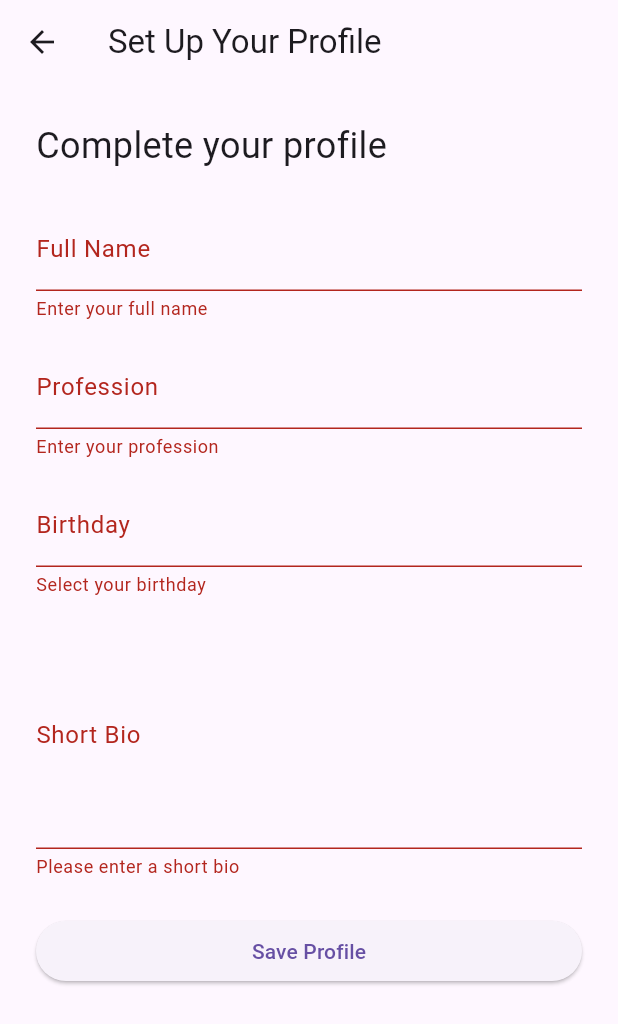
After one commit to PeterVK04/Luncheon, a Flutter app: the ProfileCreationPage screen opened by its route, after a tap on "Save Profile", on a phone screen of 412 x 824 dp. The commit adds this screen. Shown: the top 1024 px of the screen. Run offline on Flutter 3.47's test engine with Material 3 defaults, Android fonts, the phone set to English and light mode, and no system bars; our stand-ins replace cloud_firestore, firebase_auth, firebase_core; accounts and stored records are empty; network calls fail.

Commit message:
Add user profile info

```diff
--- a/frontend/lib/main.dart
+++ b/frontend/lib/main.dart
@@ -5,6 +5,7 @@ import 'pages/welcome_page.dart';
 import 'pages/login_page.dart';
 import 'pages/create_account_page.dart';
 import 'pages/home_page.dart';
+import 'pages/profile_creation_page.dart';
 
 void main() async {
   WidgetsFlutterBinding.ensureInitialized();
@@ -15,7 +16,7 @@ void main() async {
 }
 
 class LuncheonApp extends StatelessWidget {
-  const LuncheonApp({Key? key}) : super(key: key);
+  const LuncheonApp({super.key});
 
   @override
   Widget build(BuildContext context) {
@@ -27,6 +28,7 @@ class LuncheonApp extends StatelessWidget {
         '/create-account': (context) => const CreateAccountPage(),
         '/login': (context) => const LoginPage(),
         '/home': (context) => const HomePage(),
+        '/profile-creation': (context) => const ProfileCreationPage(),
       },
     );
   }
--- a/frontend/lib/pages/create_account_page.dart
+++ b/frontend/lib/pages/create_account_page.dart
@@ -2,7 +2,7 @@ import 'package:firebase_auth/firebase_auth.dart';
 import 'package:flutter/material.dart';
 
 class CreateAccountPage extends StatefulWidget {
-  const CreateAccountPage({Key? key}) : super(key: key);
+  const CreateAccountPage({super.key});
 
   @override
   State<CreateAccountPage> createState() => _CreateAccountPageState();
@@ -27,7 +27,8 @@ class _CreateAccountPageState extends State<CreateAccountPage> {
       email: username,
       password: password,
     );
-      Navigator.pushReplacementNamed(context, '/home');
+    // After account creation, navigate to the profile creation page
+    Navigator.pushReplacementNamed(context, '/profile-creation');
   } catch (e) {
     showDialog(
       context: context,
--- a/frontend/lib/pages/home_page.dart
+++ b/frontend/lib/pages/home_page.dart
@@ -1,7 +1,7 @@
 import 'package:flutter/material.dart';
 
 class HomePage extends StatelessWidget {
-  const HomePage({Key? key}) : super(key: key);
+  const HomePage({super.key});
 
   @override
   Widget build(BuildContext context) {
--- a/frontend/lib/pages/login_page.dart
+++ b/frontend/lib/pages/login_page.dart
@@ -1,8 +1,9 @@
 import 'package:firebase_auth/firebase_auth.dart';
 import 'package:flutter/material.dart';
+import 'package:cloud_firestore/cloud_firestore.dart';
 
 class LoginPage extends StatefulWidget {
-  const LoginPage({Key? key}) : super(key: key);
+  const LoginPage({super.key});
 
   @override
   State<LoginPage> createState() => _LoginPageState();
@@ -21,7 +22,20 @@ class _LoginPageState extends State<LoginPage> {
         email: email,
         password: password,
       );
-      Navigator.pushReplacementNamed(context, '/home');
+
+      final user = FirebaseAuth.instance.currentUser;
+      final profileSnapshot = await FirebaseFirestore.instance
+          .collection('users')
+          .doc(user!.uid)
+          .get();
+
+      if (!profileSnapshot.exists) {
+        //if profile doesn't exist, navigate to profile creation
+        Navigator.pushReplacementNamed(context, '/profile-creation');
+      } else {
+        //if profile exists, navigate to home page
+        Navigator.pushReplacementNamed(context, '/home');
+      }
     } catch (e) {
       showDialog(
         context: context,
@@ -35,6 +49,7 @@ class _LoginPageState extends State<LoginPage> {
       );
     }
   }
+
 
   @override
   Widget build(BuildContext context) {
--- /dev/null
+++ b/frontend/lib/pages/profile_creation_page.dart
@@ -0,0 +1,146 @@
+// pages/profile_creation_page.dart
+import 'package:flutter/material.dart';
+import 'package:cloud_firestore/cloud_firestore.dart';
+import 'package:firebase_auth/firebase_auth.dart';
+
+class ProfileCreationPage extends StatefulWidget {
+  const ProfileCreationPage({super.key});
+
+  @override
+  State<ProfileCreationPage> createState() => _ProfileCreationPageState();
+}
+
+class _ProfileCreationPageState extends State<ProfileCreationPage> {
+  final _formKey = GlobalKey<FormState>();
+  final _fullNameController = TextEditingController();
+  final _professionController = TextEditingController();
+  final _bioController = TextEditingController();
+  DateTime? _birthday;
+
+  // Opens a date picker and sets the birthday.
+  Future<void> _selectBirthday() async {
+    final initialDate = DateTime(2000, 1, 1);
+    final newDate = await showDatePicker(
+      context: context,
+      initialDate: _birthday ?? initialDate,
+      firstDate: DateTime(1900),
+      lastDate: DateTime.now(),
+    );
+    if (newDate != null) {
+      setState(() {
+        _birthday = newDate;
+      });
+    }
+  }
+
+  // Validator for the short bio to ensure it's less than 128 words.
+  String? _validateBio(String? value) {
+    if (value == null || value.trim().isEmpty) {
+      return 'Please enter a short bio';
+    }
+    final words = value.trim().split(RegExp(r'\s+'));
+    if (words.length >= 128) {
+      return 'Bio must be less than 128 words';
+    }
+    return null;
+  }
+
+  Future<void> _saveProfile() async {
+    if (_formKey.currentState!.validate()) {
+      if (_birthday == null) {
+        ScaffoldMessenger.of(context).showSnackBar(
+          const SnackBar(content: Text('Please select your birthday')),
+        );
+        return;
+      }
+      final user = FirebaseAuth.instance.currentUser;
+      if (user != null) {
+        await FirebaseFirestore.instance.collection('users').doc(user.uid).set({
+          'fullName': _fullNameController.text.trim(),
+          'profession': _professionController.text.trim(),
+          'birthday': _birthday!.toIso8601String(),
+          'bio': _bioController.text.trim(),
+        });
+        Navigator.pushReplacementNamed(context, '/home');
+      }
+    }
+  }
+
+  @override
+  void dispose() {
+    _fullNameController.dispose();
+    _professionController.dispose();
+    _bioController.dispose();
+    super.dispose();
+  }
+
+  @override
+  Widget build(BuildContext context) {
+    return Scaffold(
+      appBar: AppBar(title: const Text('Set Up Your Profile')),
+      body: Padding(
+        padding: const EdgeInsets.all(24.0),
+        child: Form(
+          key: _formKey,
+          child: ListView(
+            children: [
+              const Text(
+                'Complete your profile',
+                style: TextStyle(fontSize: 24),
+              ),
+              const SizedBox(height: 24),
+              TextFormField(
+                controller: _fullNameController,
+                decoration: const InputDecoration(
+                  labelText: 'Full Name',
+                ),
+                validator: (value) =>
+                    value == null || value.isEmpty ? 'Enter your full name' : null,
+              ),
+              const SizedBox(height: 16),
+              TextFormField(
+                controller: _professionController,
+                decoration: const InputDecoration(
+                  labelText: 'Profession',
+                ),
+                validator: (value) =>
+                    value == null || value.isEmpty ? 'Enter your profession' : null,
+              ),
+              const SizedBox(height: 16),
+              // Birthday field using a gesture detector to show the date picker.
+              GestureDetector(
+                onTap: _selectBirthday,
+                child: AbsorbPointer(
+                  child: TextFormField(
+                    decoration: InputDecoration(
+                      labelText: 'Birthday',
+                      hintText: _birthday != null
+                          ? '${_birthday!.month}/${_birthday!.day}/${_birthday!.year}'
+                          : 'Select your birthday',
+                    ),
+                    validator: (_) => _birthday == null ? 'Select your birthday' : null,
+                  ),
+                ),
+              ),
+              const SizedBox(height: 16),
+              TextFormField(
+                controller: _bioController,
+                decoration: const InputDecoration(
+                  labelText: 'Short Bio',
+                  hintText: 'Tell us something about yourself (less than 128 words)',
+                ),
+                maxLines: 5,
+                validator: _validateBio,
+              ),
+              const SizedBox(height: 24),
+              ElevatedButton(
+                onPressed: _saveProfile,
+                child: const Text('Save Profile'),
+              ),
+            ],
+          ),
+        ),
+      ),
+    );
+  }
+}
--- a/frontend/lib/pages/welcome_page.dart
+++ b/frontend/lib/pages/welcome_page.dart
@@ -1,7 +1,7 @@
 import 'package:flutter/material.dart';
 
 class WelcomePage extends StatelessWidget {
-  const WelcomePage({Key? key}) : super(key: key);
+  const WelcomePage({super.key});
 
   @override
   Widget build(BuildContext context) {
```
Lines whose indentation alone changed are shown as unchanged.
